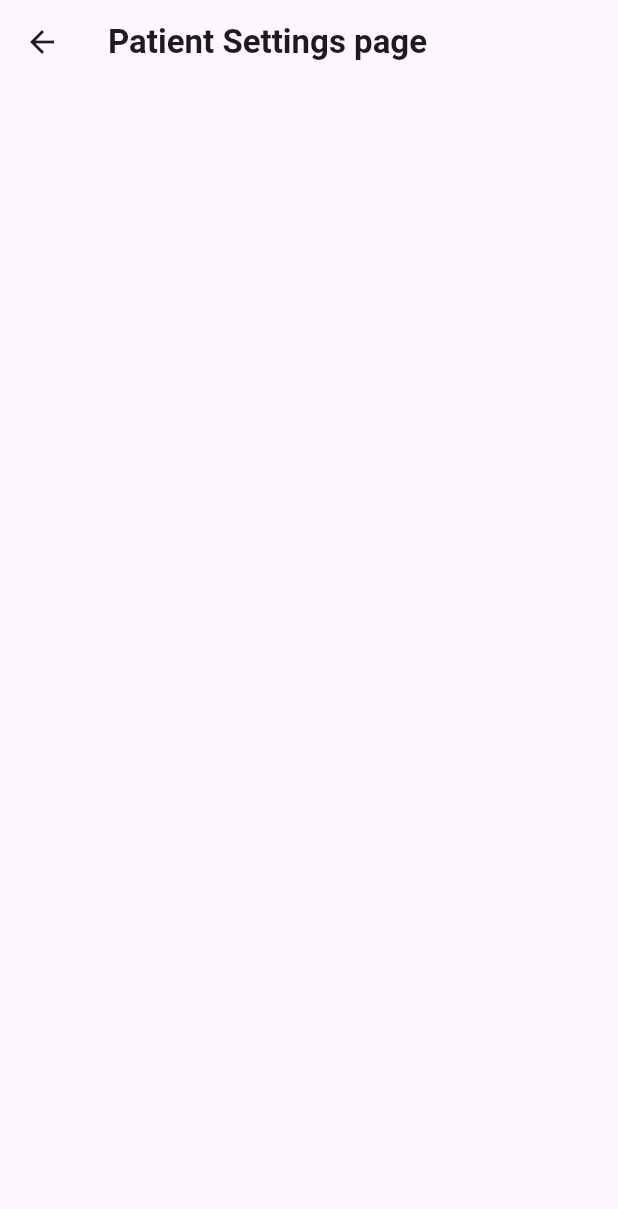
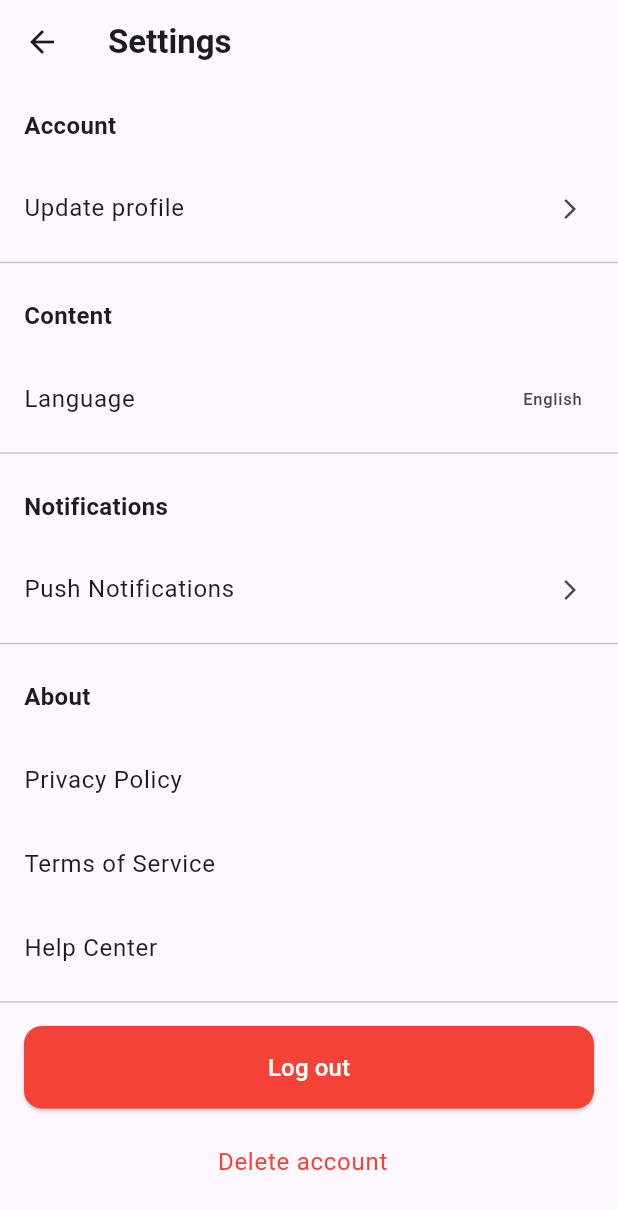
Before and after one commit to saadmajaly/Prescripto, a Flutter app: the Settings screen opened directly, on a phone screen of 412 x 824 dp. Shown: the top 1209 px of the screen. Run offline on Flutter 3.47's test engine with Material 3 defaults, Android fonts, the phone set to English and light mode, and no system bars; our stand-ins replace drift, drift_flutter, shared_preferences; accounts and stored records are empty; generated files the repository leaves out were written again; statements that could not run were skipped.

Commit message:
fixed some bugs

```diff
--- a/lib/Patient/Settings/Settings.dart
+++ b/lib/Patient/Settings/Settings.dart
@@ -8,16 +8,149 @@ class Settings extends StatefulWidget {
 }
 
 class _Settings extends State<Settings> {
+  // Example of a variable to display chosen language
+  String _language = 'English';
+
   @override
   Widget build(BuildContext context) {
     return Scaffold(
-        appBar: AppBar(
-          title: const Text(
-            'Patient Settings page',
-            style: TextStyle(fontWeight: FontWeight.bold),
+      appBar: AppBar(
+        title: const Text(
+          'Settings',
+          style: TextStyle(fontWeight: FontWeight.bold),
+        ),
+      ),
+      body: ListView(
+        children: [
+          // --- ACCOUNT SECTION ---
+          const Padding(
+            padding: EdgeInsets.all(16.0),
+            child: Text(
+              'Account',
+              style: TextStyle(
+                fontSize: 16,
+                fontWeight: FontWeight.bold,
+              ),
+            ),
           ),
-        )
+          ListTile(
+            title: const Text('Update profile'),
+            trailing: const Icon(Icons.arrow_forward_ios, size: 16),
+            onTap: () {
+              // Handle navigation to update profile
+            },
+          ),
+          const Divider(),
+
+          // --- CONTENT SECTION ---
+          const Padding(
+            padding: EdgeInsets.all(16.0),
+            child: Text(
+              'Content',
+              style: TextStyle(
+                fontSize: 16,
+                fontWeight: FontWeight.bold,
+              ),
+            ),
+          ),
+          ListTile(
+            title: const Text('Language'),
+            trailing: Text(_language),
+            onTap: () {
+              // Handle language change
+              // e.g. show a dialog or navigate to another screen
+            },
+          ),
+          const Divider(),
+
+          // --- NOTIFICATIONS SECTION ---
+          const Padding(
+            padding: EdgeInsets.all(16.0),
+            child: Text(
+              'Notifications',
+              style: TextStyle(
+                fontSize: 16,
+                fontWeight: FontWeight.bold,
+              ),
+            ),
+          ),
+          ListTile(
+            title: const Text('Push Notifications'),
+            trailing: const Icon(Icons.arrow_forward_ios, size: 16),
+            onTap: () {
+              // Handle push notification settings
+            },
+          ),
+          const Divider(),
+
+          // --- ABOUT SECTION ---
+          const Padding(
+            padding: EdgeInsets.all(16.0),
+            child: Text(
+              'About',
+              style: TextStyle(
+                fontSize: 16,
+                fontWeight: FontWeight.bold,
+              ),
+            ),
+          ),
+          ListTile(
+            title: const Text('Privacy Policy'),
+            onTap: () {
+              // Handle navigation to Privacy Policy
+            },
+          ),
+          ListTile(
+            title: const Text('Terms of Service'),
+            onTap: () {
+              // Handle navigation to Terms of Service
+            },
+          ),
+          ListTile(
+            title: const Text('Help Center'),
+            onTap: () {
+              // Handle navigation to Help Center
+            },
+          ),
+          const Divider(),
+
+          // --- LOG OUT & DELETE ACCOUNT ---
+          Padding(
+            padding: const EdgeInsets.symmetric(horizontal: 16.0, vertical: 8.0),
+            child: ElevatedButton(
+              style: ElevatedButton.styleFrom(
+                backgroundColor: Colors.red, // Red background
+                shape: RoundedRectangleBorder(
+                  borderRadius: BorderRadius.circular(12.0), // Removes default corner radius
+                ),
+                padding: const EdgeInsets.symmetric(vertical: 16.0),
+              ),
+              onPressed: () {
+                // Handle log out
+              },
+              child: const Text(
+                'Log out',
+                style: TextStyle(fontSize: 16, color: Colors.white),
+              ),
+            ),
+          ),
+
+          ListTile(
+            title: Center(
+              child: Text(
+                'Delete account',
+                style: TextStyle(color: Colors.red),
+                textAlign: TextAlign.center,
+              ),
+            ),
+            onTap: () {
+              // Handle delete account
+            },
+          )
+
+
+        ],
+      ),
     );
   }
-
 }
--- a/lib/main.dart
+++ b/lib/main.dart
@@ -25,6 +25,7 @@ void main() async {
   isLoggedIn = prefs.getBool('isLoggedIn')??false;
   role = prefs.getString('userRole')??"";
   final db = AppDatabase();
+  await db.clearDatabase();
   await db.populateTestData();
   var users = await db.getAllUsers();
   print(users.length);
```
Also changed, not shown: lib/data/database.dart (+74 -54 lines).
